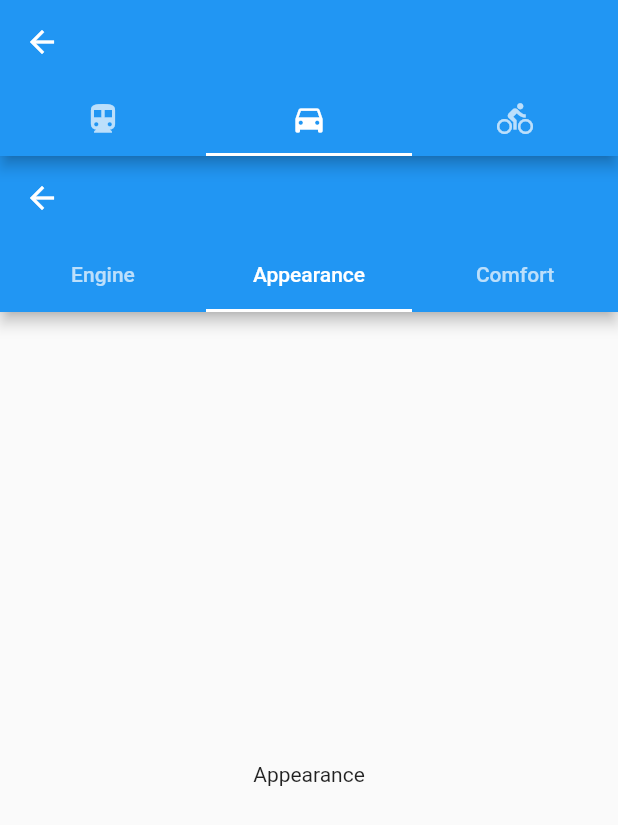
After one commit to buzzware/pelican_dev, a Flutter app: the screen it shows after launch, after a tap on the "settings" icon, on a phone screen of 412 x 824 dp. The commit adds this screen. Shown: the top 825 px of the screen. Run offline on Flutter 3.47's test engine with Material 2 defaults, Android fonts, the phone set to English and light mode, and no system bars; our stand-ins replace app_links.

Commit message:
various breaking changes work on example with multi-level tabs in settings

```diff
--- a/analysis_options.yaml
+++ b/analysis_options.yaml
@@ -24,8 +24,9 @@ linter:
   rules:
     file_names: false
     curly_braces_in_flow_control_structures: false
-    # avoid_print: false  # Uncomment to disable the `avoid_print` rule
-    # prefer_single_quotes: true  # Uncomment to enable the `prefer_single_quotes` rule
+    constant_identifier_names: false
+    avoid_print: false
+    prefer_single_quotes: false
 
 # Additional information about this file can be found at
 # https://dart.dev/guides/language/analysis-options
--- /dev/null
+++ b/lib/AppRoutes.dart
@@ -0,0 +1,84 @@
+import 'package:pelican_dev/pages/BooksListScreen.dart';
+import 'package:pelican_dev/pelican/PelicanRouter.dart';
+import 'package:app_links/app_links.dart';
+
+import 'models/Book.dart';
+import 'pages/BookDetailsPage.dart';
+import 'pages/SettingsPage.dart';
+import 'pelican/PelicanRouteSegment.dart';
+
+List<Book> books = [
+  Book('1','Stranger in a Strange Land', 'Robert A. Heinlein'),
+  Book('2','Foundation', 'Isaac Asimov'),
+  Book('3','Fahrenheit 451', 'Ray Bradbury'),
+];
+
+
+
+class AppRoutes {
+
+  static const BOOKS = 'books';
+  static const SETTINGS = 'settings';
+  static const ROOT = '/';
+
+  static stringPar(String? par) {
+    return par != null ? '='+par : '';
+  }
+
+  static String book({String? id, String? color, String? size}) => PelicanRouteSegment('book',{'id': id},{'color': color, 'size': size}).toPath();
+  static String settings({String? vehicle_tab, String? section_tab}) => PelicanRouteSegment(SETTINGS,{'vehicle_tab': vehicle_tab, 'section_tab': section_tab}).toPath();
+
+  static PelicanRouter? _router;
+  static PelicanRouter get router => _router!;
+
+  static init() async {
+    var _appLinks = AppLinks();
+    String? initialRoute;
+    Uri? initialUri = await _appLinks.getInitialAppLink();
+    print("initialUri ${initialUri.toString()}");
+    if (initialUri!=null && initialUri.pathSegments.isNotEmpty) {
+      initialRoute = initialUri.pathSegments.join('/');
+      // initialRoute = 'books/settings;section_tab=Comfort;vehicle_tab=Car';
+    } else {
+      initialRoute = BOOKS;
+    }
+
+    // Handle link when app is in warm state (front or background)
+    // _linkSubscription = _appLinks.uriLinkStream.listen((uri) {
+    //   print('onAppLink: $uri');
+    //   openAppLink(uri);
+    // });
+
+     _router = PelicanRouter(
+       initialRoute,
+       RouteTable(
+          {
+            BOOKS: (routeContext) async {
+              print('books');
+              return routeContext.page(
+                  BooksListScreen(
+                      books: books,
+                      onTapped: (bookModel) {
+                        router.state.push(book(id: bookModel.id));
+                      }
+                  )
+              );
+            },
+            book(): (routeContext) async {
+              print('book');
+              return routeContext.page(BookDetailsScreen(book: books.firstWhere((b) => b.id==routeContext.segment!.params['id'])));
+            },
+            SETTINGS: (routeContext) async {
+              return routeContext.page(
+                  SettingsPage(routeContext.segment!.params)
+              );
+            }
+          },
+          redirects: {
+            ROOT: (_) async => BOOKS
+          }
+      ),
+    );
+  }
+
+}
--- a/lib/main.dart
+++ b/lib/main.dart
@@ -1,85 +1,20 @@
-import 'dart:collection';
+import 'package:flutter/material.dart';
+import 'package:pelican_dev/AppRoutes.dart';
 
-import 'package:flutter/material.dart';
-import 'package:pelican_dev/pelican/TransitionDelegate.dart';
-import 'package:pelican_dev/pelican/PelicanRouteSegment.dart';
-import 'package:pelican_dev/pelican/PelicanRouter.dart';
-import 'package:pelican_dev/models/Book.dart';
-import 'package:pelican_dev/pages/BookDetailsPage.dart';
-import 'package:pelican_dev/pages/BooksListScreen.dart';
-
-void main() {
-  const app = PelicanExampleApp();
-  runApp(app);
-}
-
-class ErrorPage extends StatelessWidget {
-  final String text;
-
-  const ErrorPage({required this.text});
-
-  @override
-  Widget build(BuildContext context) {
-    return Scaffold(
-      body: SafeArea(
-        child: Padding(
-          padding: const EdgeInsets.all(10),
-          child: Text(text),
-        ),
-      ),
-    );
-  }
-}
-
-List<Book> books = [
-  Book('1','Stranger in a Strange Land', 'Robert A. Heinlein'),
-  Book('2','Foundation', 'Isaac Asimov'),
-  Book('3','Fahrenheit 451', 'Ray Bradbury'),
-];
-
-
-PelicanRouter router = PelicanRouter(
-  '/books',
-  RouteTable(
-    {
-      'books': (_) async {
-        print('books');
-        return _.page(
-          BooksListScreen(
-            books: books,
-            onTapped: (book) {
-              router.state.push("book;id=${book.id}");
-            }
-          )
-        );
-      },
-      'book;id+color;size': (_) async {
-        print('book');
-        return _.page(BookDetailsScreen(book: books.firstWhere((b) => b.id==_.segment!.params['id'])));
-      }
-    },
-    redirects: {
-      '/': (_) async => '/books'
-    }
-  ),
-);
-
-
-class PelicanExampleApp extends StatefulWidget {
-  const PelicanExampleApp({Key? key}) : super(key: key);
-
-  @override
-  State<StatefulWidget> createState() => _PelicanExampleAppState();
-}
-
-class _PelicanExampleAppState extends State<PelicanExampleApp> {
+class PelicanExampleApp extends StatelessWidget {
   @override
   Widget build(BuildContext context) {
     return MaterialApp.router(
       title: 'Pelican Example App',
       restorationScopeId: 'root',
-      routerDelegate: router,
-      routeInformationParser: router.parser,
+      routerDelegate: AppRoutes.router,
+      routeInformationParser: AppRoutes.router.parser,
     );
   }
 }
+
+void main() {
+  AppRoutes.init();
+  var app = PelicanExampleApp();
+  runApp(app);
+}
--- a/lib/pages/BooksListScreen.dart
+++ b/lib/pages/BooksListScreen.dart
@@ -1,4 +1,5 @@
 import 'package:flutter/material.dart';
+import 'package:pelican_dev/AppRoutes.dart';
 import 'package:pelican_dev/main.dart';
 import 'package:pelican_dev/models/Book.dart';
 
@@ -14,7 +15,16 @@ class BooksListScreen extends StatelessWidget {
   @override
   Widget build(BuildContext context) {
     return Scaffold(
-      appBar: AppBar(),
+      appBar: AppBar(
+        actions: [
+          IconButton(
+            icon: const Icon(Icons.settings),
+            onPressed: () {
+              AppRoutes.router.push(AppRoutes.settings(vehicle_tab: 'Car',section_tab: 'Appearance'));
+            },
+          ),
+        ],
+      ),
       body: ListView(
         children: [
           for (var book in books)
--- /dev/null
+++ b/lib/pages/SettingsCarTab.dart
@@ -0,0 +1,48 @@
+import 'package:flutter/material.dart';
+import 'package:collection/src/iterable_extensions.dart';
+
+import '../AppRoutes.dart';
+
+class SettingsCarTab extends StatelessWidget {
+
+  static const TAB_NAMES = ['Engine','Appearance','Comfort'];
+
+  String? section_tab;
+
+  SettingsCarTab({Key? key, this.section_tab}) : super(key: key);
+
+  @override
+  Widget build(BuildContext context) {
+
+    var tabBar = TabBar(
+      tabs:  TAB_NAMES.map((n) => Tab(text: n)).toList(),
+      onTap: (value) => AppRoutes.router.replaceParam('section_tab',TAB_NAMES[value]),
+    );
+    var tabBarView = TabBarView(
+      // physics: BouncingScrollPhysics(),
+      // dragStartBehavior: DragStartBehavior.down,
+      children: [
+        Center(child: Text(TAB_NAMES[0])),
+        Center(child: Text(TAB_NAMES[1])),
+        Center(child: Text(TAB_NAMES[2]))
+      ],
+    );
+
+    var tabIndex = section_tab==null ? 0 : TAB_NAMES.indexOf(section_tab!);
+    if (tabIndex<0)
+      tabIndex = 0;
+
+    return DefaultTabController(
+      length: 3,
+      initialIndex: tabIndex,
+      child: Scaffold(
+        appBar: AppBar(
+          bottom: tabBar,
+          // title: const Text('Woolha.com Flutter Tutorial'),
+          // backgroundColor: Colors.teal,
+        ),
+        body: tabBarView,
+      ),
+    );
+  }
+}
--- /dev/null
+++ b/lib/pages/SettingsPage.dart
@@ -0,0 +1,42 @@
+import 'package:flutter/material.dart';
+
+import 'SettingsCarTab.dart';
+
+class SettingsPage extends StatelessWidget {
+
+  static const TAB_NAMES = ['Transit','Car','Bike'];
+  static const TAB_ICONS = [Icons.directions_transit,Icons.directions_car,Icons.directions_bike];
+
+  Map<String, String?> params;
+
+  SettingsPage(this.params);
+
+  @override
+  Widget build(BuildContext context) {
+
+    var tabIndex = params['vehicle_tab']==null ? 0 : TAB_NAMES.indexOf(params['vehicle_tab']!);
+    if (tabIndex<0)
+      tabIndex = 0;
+
+    return DefaultTabController(
+      length: 3,
+      initialIndex: tabIndex,
+      child: Scaffold(
+        appBar: AppBar(
+          bottom: TabBar(
+            tabs:  TAB_ICONS.map((n) => Tab(icon: Icon(n))).toList(),
+          ),
+        ),
+        body: SafeArea(
+          child: TabBarView(
+            children: [
+              Container(color: Colors.blue),
+              SettingsCarTab(section_tab: params['section_tab']),
+              Container(color: Colors.yellow),
+            ],
+          ),
+        ),
+      ),
+    );
+  }
+}
--- a/lib/pelican/PelicanRoute.dart
+++ b/lib/pelican/PelicanRoute.dart
@@ -1,3 +1,4 @@
+import 'package:collection/src/iterable_extensions.dart';
 import 'package:flutter/widgets.dart';
 
 import 'PelicanRouteSegment.dart';
@@ -11,7 +12,7 @@ class PelicanRoute {
   }
 
   String toPath() {
-    var parts = segments.map<String>((s) => s.toPathSegment()).join('/');
+    var parts = segments.map<String>((s) => s.toPath()).join('/');
     var result = "/$parts";
     return result;
   }
--- a/lib/pelican/PelicanRouteSegment.dart
+++ b/lib/pelican/PelicanRouteSegment.dart
@@ -1,23 +1,45 @@
-import 'dart:collection';
-
 import 'package:flutter/material.dart';
 
-bool linkedMapsEqual(LinkedHashMap<String, String> map1, LinkedHashMap<String, String> map2) {
-  return map1.length==map2.length && map1.entries.every((e) {
-    return map2.containsKey(e.key) && map2[e.key]==e.value;
-  });
+bool linkedMapsEqual(Map<String, String?> map1, Map<String, String?> map2) {
+  return map1.length==map2.length && (
+      map1.isEmpty || map1.entries.every((e) {
+        return map2.containsKey(e.key) && map2[e.key]==e.value;
+      })
+  );
 }
 
 @immutable
 class PelicanRouteSegment {
   late final String name;
-  late final LinkedHashMap<String,String> params;
-  late final LinkedHashMap<String,String> options;
+  late final Map<String,String?> params;
+  late final Map<String,String?> options;
 
-  PelicanRouteSegment(this.name, this.params, this.options);
+  PelicanRouteSegment(
+      this.name,
+      [
+      Map<String,String?>? params,
+      Map<String,String?>? options
+      ]
+  ) {
+    this.params = Map.unmodifiable(params ?? {});
+    this.options = Map.unmodifiable(options ?? {});
+  }
 
-  static LinkedHashMap<String,String> mapFromValues(String values) {
-    return LinkedHashMap<String,String>.fromIterable(values.isEmpty ? [] : values.split(';'),key: (i) => i.split('=')[0],value: (i) {
+  copyWith({
+    String? name,
+    Map<String,String?>? params,
+    Map<String,String?>? options
+  }) {
+    return PelicanRouteSegment(
+      name ?? this.name,
+      params ?? this.params,
+      options ?? this.options
+    );
+  }
+
+
+  static Map<String,String> mapFromValues(String values) {
+    return Map<String,String>.fromIterable(values.isEmpty ? [] : values.split(';'),key: (i) => i.split('=')[0],value: (i) {
     var parts = i.split('=');
     return parts.length>1 ? parts[1] : '';
     });
@@ -40,17 +62,17 @@ class PelicanRouteSegment {
     options = mapFromValues(optionsStr);
   }
 
-  String toPathSegment({PelicanRouteSegment? definition}) {
+  String toPath({PelicanRouteSegment? definition}) {
     if (definition!=null && definition.name != name)
       throw Exception('definition name must match path name');
 
-    var name_and_pars = [name];
+    var nameAndPars = [name];
     var ops = List<String>.empty(growable: true);
     if (definition!=null) {
       if (params.isNotEmpty) {
         for (var p in definition.params.keys) {
           if (params.containsKey(p)) {
-            name_and_pars.add([p, params[p]].join('='));
+            nameAndPars.add([p, params[p]].join('='));
           }
         }
       }
@@ -62,17 +84,20 @@ class PelicanRouteSegment {
         }
       }
     } else {
-      for (var p in params.keys) {
-        name_and_pars.add([p, params[p]].join('='));
+      List<String> keys = params.keys.toList()..sort((a, b) => a.compareTo(b));
+      for (var p in keys) {
+        nameAndPars.add([p, params[p]].join('='));
       }
-      for (var op in options.keys) {
+      keys = options.keys.toList()..sort((a, b) => a.compareTo(b));
+      for (var op in keys) {
         ops.add([op, options[op]].join('='));
       }
     }
-    return [name_and_pars.join(';'), ops.join(';')].where((s) => s.isNotEmpty).join('+');
+    return [nameAndPars.join(';'), ops.join(';')].where((s) => s.isNotEmpty).join('+');
   }
 
   bool equals(PelicanRouteSegment other, {bool ignoreOptions = true}) {
     return name == other.name && linkedMapsEqual(params,other.params) && (ignoreOptions || linkedMapsEqual(options,other.options));
   }
+
 }
--- a/lib/pelican/PelicanRouterState.dart
+++ b/lib/pelican/PelicanRouterState.dart
@@ -32,7 +32,7 @@ class PelicanRouterState with ChangeNotifier {
       throw Exception("Can't pop when stack is empty");
     final poppedItem = _route.segments.isNotEmpty ? _route.segments.last : null;
     route = _route.popSegment();
-    print("pop ${poppedItem!.toPathSegment()}");
+    print("pop ${poppedItem!.toPath()}");
     notifyListeners();
     return poppedItem;
   }
--- a/pubspec.yaml
+++ b/pubspec.yaml
@@ -30,10 +30,11 @@ dependencies:
   flutter:
     sdk: flutter
 
-
+  test: any
   # The following adds the Cupertino Icons font to your application.
   # Use with the CupertinoIcons class for iOS style icons.
   cupertino_icons: ^1.0.2
+  app_links: ^3.0.1
 
 dev_dependencies:
   flutter_test:
```
Also changed, not shown: lib/pages/ErrorPage.dart (added, +19 -0 lines), lib/pelican/PelicanRouter.dart (+24 -5 lines), pubspec.lock, 2 other files.
